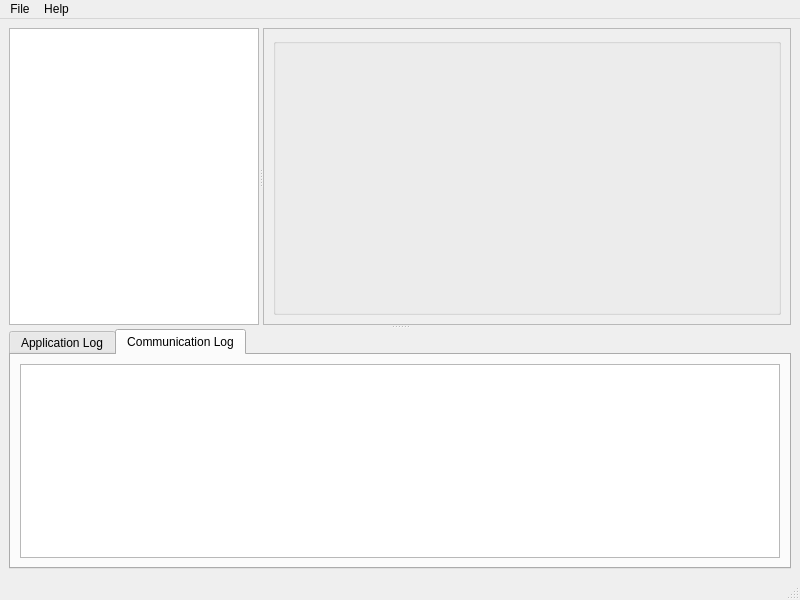
Above: mainwindow.ui from majorpeter/mprotocol-explorer before the change. Below: the same form after it.
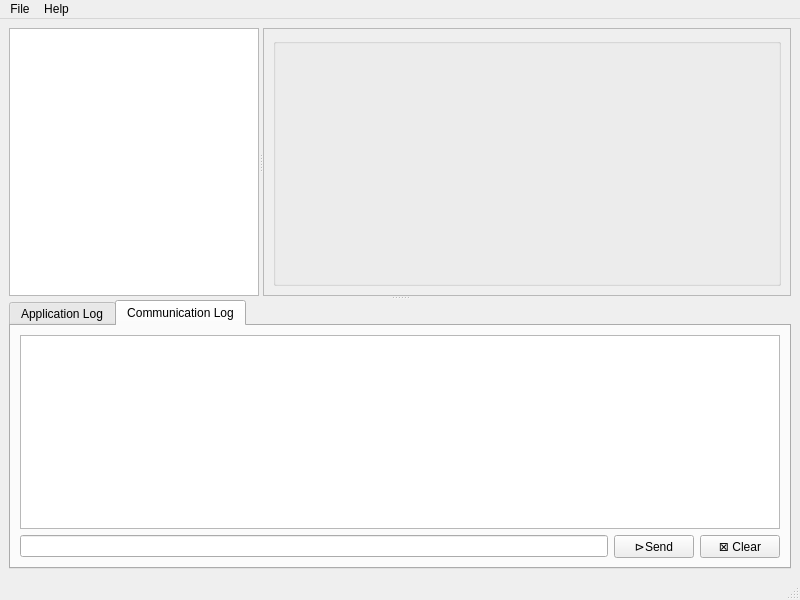
That is the form after the change.

Commit message: added manual send, clear button, updated protocol client

The edit to the form file:
```diff
--- a/mainwindow.ui
+++ b/mainwindow.ui
@@ -48,7 +48,7 @@
            <x>0</x>
            <y>0</y>
            <width>526</width>
-           <height>283</height>
+           <height>248</height>
           </rect>
          </property>
          <layout class="QVBoxLayout" name="verticalLayout_2">
@@ -93,6 +93,27 @@
            </property>
           </widget>
          </item>
+         <item>
+          <layout class="QHBoxLayout" name="horizontalLayout">
+           <item>
+            <widget class="QLineEdit" name="commEdit"/>
+           </item>
+           <item>
+            <widget class="QPushButton" name="commSendBtn">
+             <property name="text">
+              <string>⊳Send</string>
+             </property>
+            </widget>
+           </item>
+           <item>
+            <widget class="QPushButton" name="commClearBtn">
+             <property name="text">
+              <string>⊠ Clear</string>
+             </property>
+            </widget>
+           </item>
+          </layout>
+         </item>
         </layout>
        </widget>
       </widget>
```
The commit also changes 1 other file.
